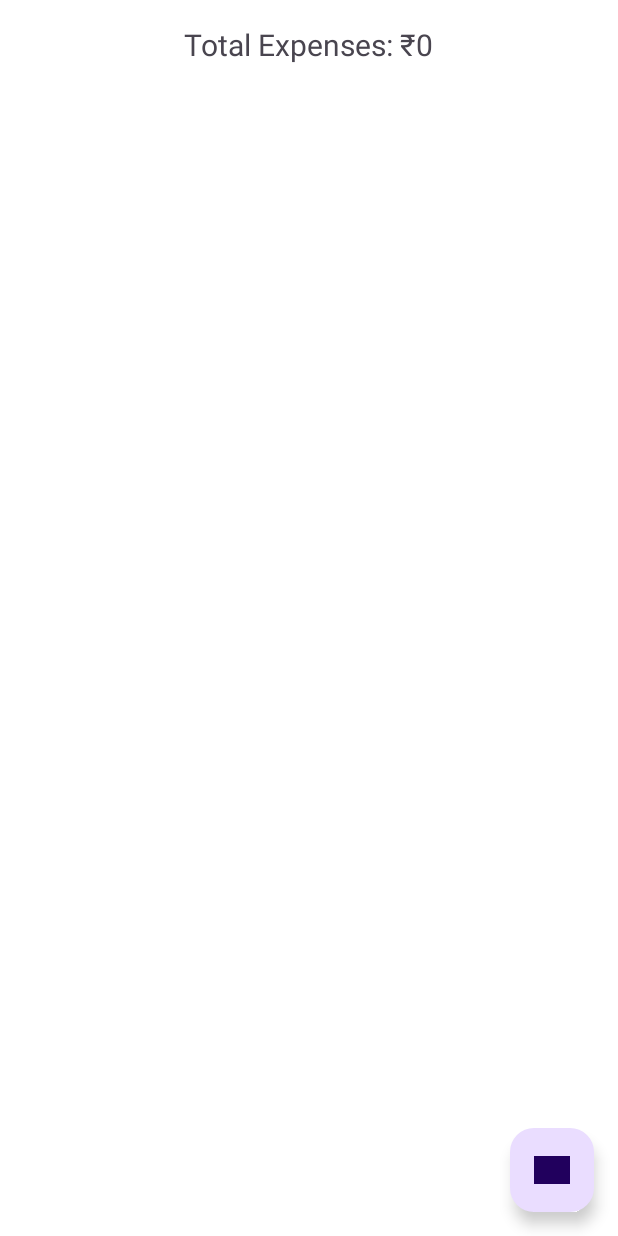
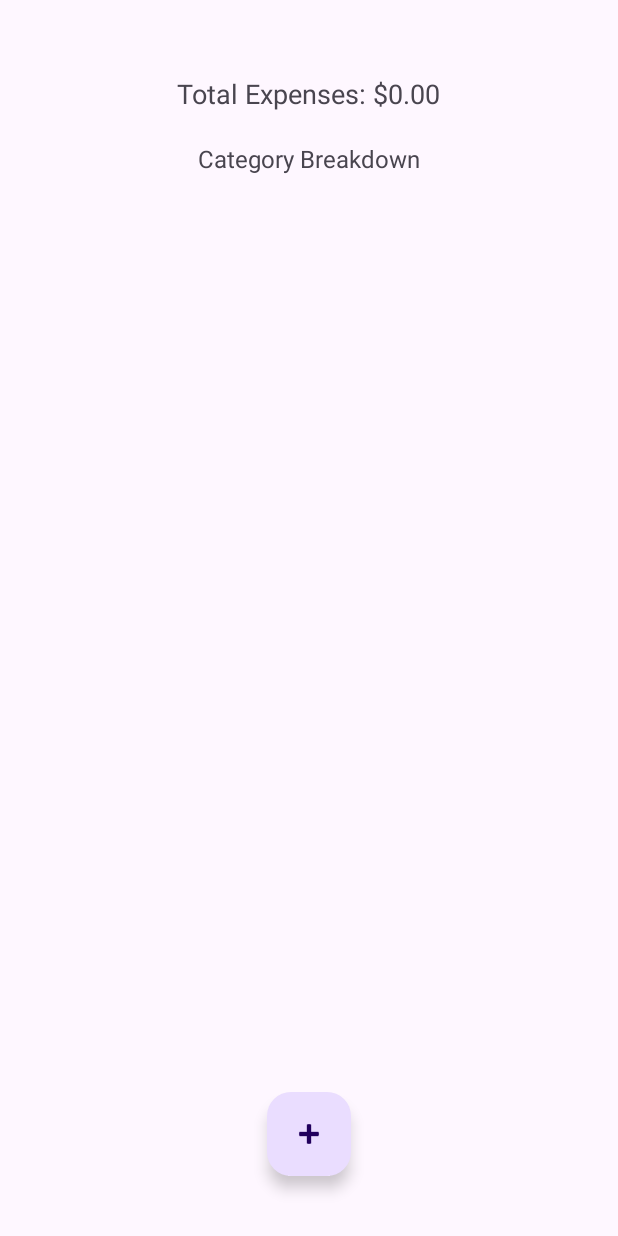
Before and after one commit to pranavsr10/Expense-Tracker-Project, an Android app: the layout activity_dashboard.xml on its own in the app's theme, with its tools: preview values and no code run, on a phone screen of 412 x 824 dp. Run offline under Robolectric (Android 15) with nearby library versions, the phone set to English and light mode, and no system bars.

```diff
--- a/app/build.gradle
+++ b/app/build.gradle
@@ -1,7 +1,5 @@
 plugins {
     alias(libs.plugins.android.application)
-    id 'com.android.application'
-    id 'com.google.gms.google-services'
 }
 
 android {
@@ -40,6 +38,5 @@ dependencies {
     testImplementation libs.junit
     androidTestImplementation libs.ext.junit
     androidTestImplementation libs.espresso.core
-    implementation platform('com.google.firebase:firebase-bom:33.5.1')
-    implementation 'com.google.firebase:firebase-analytics'
+
 }
--- a/app/src/main/res/layout/activity_dashboard.xml
+++ b/app/src/main/res/layout/activity_dashboard.xml
@@ -1,30 +1,34 @@
+<?xml version="1.0" encoding="utf-8"?>
 <RelativeLayout xmlns:android="http://schemas.android.com/apk/res/android"
     android:layout_width="match_parent"
-    android:layout_height="match_parent"
-    android:background="@android:color/white">
+    android:layout_height="match_parent">
 
     <TextView
-        android:id="@+id/totalExpenses"
+        android:id="@+id/total_expenses"
         android:layout_width="wrap_content"
         android:layout_height="wrap_content"
-        android:text="Total Expenses: ₹0"
-        android:textSize="20sp"
-        android:layout_alignParentTop="true"
-        android:padding="16dp"
-        android:layout_centerHorizontal="true"/>
+        android:text="Total Expenses: $0.00"
+        android:textSize="18sp"
+        android:layout_centerHorizontal="true"
+        android:layout_marginTop="50dp" />
 
-    <androidx.recyclerview.widget.RecyclerView
-        android:id="@+id/recyclerView"
-        android:layout_width="match_parent"
-        android:layout_height="match_parent"
-        android:layout_below="@id/totalExpenses"/>
-
-    <com.google.android.material.floatingactionbutton.FloatingActionButton
-        android:id="@+id/addExpenseFab"
+    <TextView
+        android:id="@+id/category_breakdown"
         android:layout_width="wrap_content"
         android:layout_height="wrap_content"
+        android:text="Category Breakdown"
+        android:textSize="16sp"
+        android:layout_below="@id/total_expenses"
+        android:layout_centerHorizontal="true"
+        android:layout_marginTop="20dp" />
+
+    <!-- Floating Action Button -->
+    <com.google.android.material.floatingactionbutton.FloatingActionButton
+        android:id="@+id/fab_add_expense"
+        android:layout_width="wrap_content"
+        android:layout_height="wrap_content"
+        android:src="@android:drawable/ic_input_add"
         android:layout_alignParentBottom="true"
-        android:layout_alignParentEnd="true"
-        android:layout_margin="16dp"
-        android:src="@drawable/ic_add"/>
+        android:layout_centerHorizontal="true"
+        android:layout_marginBottom="40dp" />
 </RelativeLayout>
--- a/app/src/main/res/values/colors.xml
+++ b/app/src/main/res/values/colors.xml
@@ -2,4 +2,6 @@
 <resources>
     <color name="black">#FF000000</color>
     <color name="white">#FFFFFFFF</color>
+    <color name="textColor">#000000</color>
+
 </resources>
--- a/app/src/main/res/values/strings.xml
+++ b/app/src/main/res/values/strings.xml
@@ -1,5 +1,8 @@
 <resources>
     <string name="app_name">Trip Tracker</string>
+    <string name="save_button">Save</string>
+    <string name="expense_name_hint">Enter Expense Name</string>
+
     <string-array name="category_options">
         <item>Food</item>
         <item>Transport</item>
--- a/build.gradle
+++ b/build.gradle
@@ -1,4 +1,4 @@
-// Top-level build file where you can add configuration options common to all sub-projects/modules.
 plugins {
+    alias(libs.plugins.android.application) apply false
     id("com.google.gms.google-services") version "4.4.2" apply false
 }
--- a/gradle/libs.versions.toml
+++ b/gradle/libs.versions.toml
@@ -1,5 +1,6 @@
 [versions]
 agp = "8.7.2"
+firebaseBom = "33.5.1"
 junit = "4.13.2"
 junitVersion = "1.2.1"
 espressoCore = "3.6.1"
@@ -10,6 +11,7 @@ constraintlayout = "2.2.0"
 firebaseDatabase = "21.0.0"
 
 [libraries]
+firebase-bom = { module = "com.google.firebase:firebase-bom", version.ref = "firebaseBom" }
 junit = { group = "junit", name = "junit", version.ref = "junit" }
 ext-junit = { group = "androidx.test.ext", name = "junit", version.ref = "junitVersion" }
 espresso-core = { group = "androidx.test.espresso", name = "espresso-core", version.ref = "espressoCore" }
```
Also changed, not shown: app/src/main/AndroidManifest.xml (+11 -0 lines), app/src/main/java/com/example/expensetrackerproject/AddEditExpenseActivity.java (+24 -24 lines), app/src/main/java/com/example/expensetrackerproject/DashboardActivity.java (+14 -42 lines), app/src/main/java/com/example/expensetrackerproject/Expense.java (+6 -23 lines), app/src/main/java/com/example/expensetrackerproject/ExpenseAdapter.java (+27 -21 lines), app/src/main/java/com/example/expensetrackerproject/ExpenseListActivity.java (added, +41 -0 lines), app/src/main/java/com/example/expensetrackerproject/MainActivity.java (+11 -5 lines), app/src/main/res/layout/activity_add_edit_expense.xml (+18 -11 lines), app/src/main/res/layout/activity_expense_list.xml (added, +14 -0 lines), app/src/main/res/layout/activity_filter_expenses.xml (added, +21 -0 lines), app/src/main/res/layout/activity_main.xml (+7 -5 lines), app/src/main/res/layout/expense_item.xml (+23 -8 lines), 1 other file.
